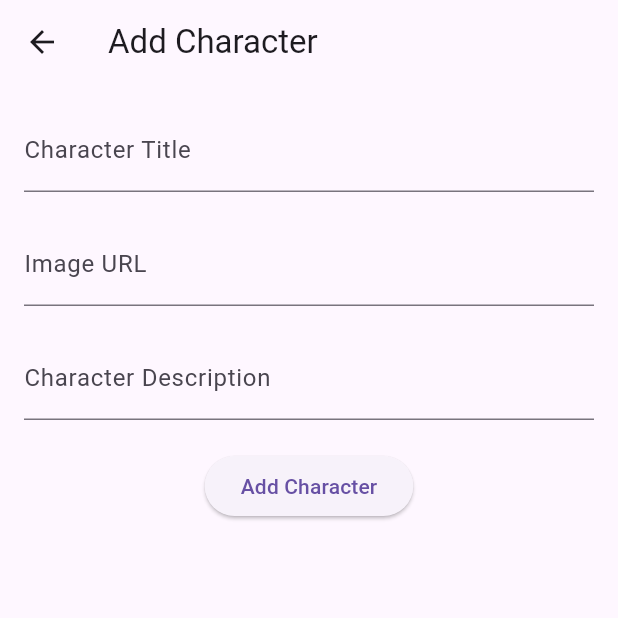
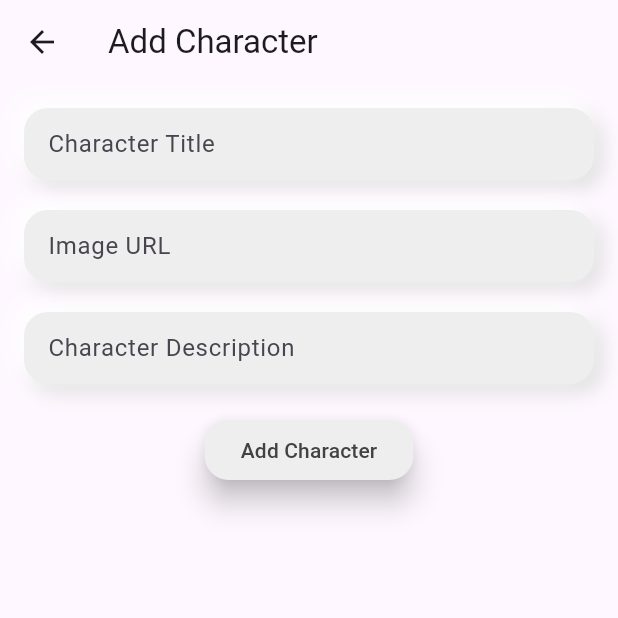
Before and after one commit to arrrtem22/character_viewer, a Flutter app: the AddCharacterPage screen opened directly, on a phone screen of 412 x 824 dp, the top half of it. Run offline on Flutter 3.47's test engine with Material 3 defaults, Android fonts, the phone set to English and light mode, and no system bars; our stand-ins replace cached_network_image, device_info_plus, dio, flutter_bloc, flutter_secure_storage, freezed_annotation and 10 more; missing offline and left inert: adaptive_layout, android_id, worker_manager; accounts and stored records are empty; generated files the repository leaves out were written again; statements that could not run were skipped.

Commit message:
recreated add_character using mason

```diff
--- a/lib/feature/add_character/add_character_page.dart
+++ b/lib/feature/add_character/add_character_page.dart
@@ -1,48 +1,41 @@
-import 'package:character_viewer/common/network/api/characters_api.dart';
-import 'package:character_viewer/common/network/dto/character.dart';
-import 'package:character_viewer/common/service/character_service.dart';
-import 'package:character_viewer/feature/add_character/cubit/add_character_cubit.dart';
-import 'package:character_viewer/feature/add_character/cubit/add_character_state.dart';
-import 'package:dio/dio.dart';
+import 'package:character_viewer/common/common.dart';
 import 'package:flutter/material.dart';
 import 'package:flutter_bloc/flutter_bloc.dart';
+
+import 'cubit/add_character_cubit.dart';
 
 class AddCharacterPage extends StatelessWidget {
   const AddCharacterPage({Key? key}) : super(key: key);
 
   @override
   Widget build(BuildContext context) {
-    return Scaffold(
-      appBar: AppBar(
-        title: const Text('Add Character'),
-      ),
-      body: BlocProvider(
-        create: (context) => CharacterCubit(
-          charactersService: CharactersService(
-            charactersApi: CharactersApi(Dio()),
-          ),
+    return BlocProvider(
+      create: (context) => getIt<AddCharacterCubit>(),
+      child: Scaffold(
+        appBar: AppBar(
+          title: const Text('Add Character'),
         ),
-        child: AddCharacterForm(),
+        body: _AddCharacterView(),
       ),
     );
   }
 }
 
-class AddCharacterForm extends StatelessWidget {
+class _AddCharacterView extends StatelessWidget {
   final TextEditingController titleController = TextEditingController();
   final TextEditingController imageUrlController = TextEditingController();
   final TextEditingController descriptionController = TextEditingController();
 
-  AddCharacterForm({Key? key}) : super(key: key);
+  _AddCharacterView({Key? key}) : super(key: key);
 
   @override
   Widget build(BuildContext context) {
-    return BlocConsumer<CharacterCubit, CharacterState>(
+    return BlocConsumer<AddCharacterCubit, AddCharacterState>(
       listener: (context, state) {
-        if (state is CharacterAddedSuccess) {
+        if (state is AddCharacterStateSuccess) {
           ScaffoldMessenger.of(context).showSnackBar(
             SnackBar(
-              content: Text('Character added: ${state.character.title}'),
+              content: Text('Character added: ${state.newCharacter.title}'),
               backgroundColor: Colors.green,
             ),
           );
@@ -56,12 +49,12 @@ class AddCharacterForm extends StatelessWidget {
     );
   }
 
-  Widget _buildUI(BuildContext context, CharacterState state) {
-    if (state is CharacterInitial) {
+  Widget _buildUI(BuildContext context, AddCharacterState state) {
+    if (state is AddCharacterStateInitial) {
       return _buildInitialUI(context);
-    } else if (state is CharacterAddedSuccess) {
-      return _buildSuccessUI(context, state.character);
-    } else if (state is CharacterAddingError) {
+    } else if (state is AddCharacterStateSuccess) {
+      return _buildSuccessUI(context, state.newCharacter);
+    } else if (state is AddCharacterStateFailure) {
       return _buildErrorUI(context, state.error);
     } else {
       return const Center(
@@ -76,20 +69,13 @@ class AddCharacterForm extends StatelessWidget {
       child: Column(
         crossAxisAlignment: CrossAxisAlignment.center,
         children: [
-          TextField(
-            controller: titleController,
-            decoration: const InputDecoration(labelText: 'Character Title'),
-          ),
+          _buildNeumorphicTextField(titleController, 'Character Title'),
           const SizedBox(height: 20),
-          TextField(
-            controller: imageUrlController,
-            decoration: const InputDecoration(labelText: 'Image URL'),
-          ),
+          _buildNeumorphicTextField(imageUrlController, 'Image URL'),
           const SizedBox(height: 20),
-          TextField(
-            controller: descriptionController,
-            decoration:
-                const InputDecoration(labelText: 'Character Description'),
+          _buildNeumorphicTextField(
+            descriptionController,
+            'Character Description',
           ),
           const SizedBox(height: 20),
           ElevatedButton(
@@ -101,7 +87,7 @@ class AddCharacterForm extends StatelessWidget {
               if (title.isNotEmpty &&
                   imageUrl.isNotEmpty &&
                   description.isNotEmpty) {
-                context.read<CharacterCubit>().addCharacter(
+                context.read<AddCharacterCubit>().addCharacter(
                       title: title,
                       imageUrl: imageUrl,
                       description: description,
@@ -115,9 +101,50 @@ class AddCharacterForm extends StatelessWidget {
                 );
               }
             },
+            style: ElevatedButton.styleFrom(
+              primary: Colors.grey[200], // фон кнопки
+              onPrimary: Colors.grey[800], // цвет текста кнопки
+              elevation: 8,
+              shape: RoundedRectangleBorder(
+                borderRadius: BorderRadius.circular(16),
+              ),
+            ),
             child: const Text('Add Character'),
           ),
         ],
+      ),
+    );
+  }
+
+  Widget _buildNeumorphicTextField(
+      TextEditingController controller, String labelText) {
+    return Container(
+      decoration: BoxDecoration(
+        color: Colors.grey[200], // Цвет фона текстового поля
+        borderRadius:
+            BorderRadius.circular(16), // Скругление углов текстового поля
+        boxShadow: [
+          BoxShadow(
+            color: Colors.grey[300]!, // Цвет тени
+            offset: Offset(5, 5), // Смещение тени по X и Y
+            blurRadius: 10, // Радиус размытия тени
+            spreadRadius: 1, // Размах тени
+          ),
+          BoxShadow(
+            color: Colors.white, // Цвет второй тени (белая)
+            offset: Offset(-5, -5), // Смещение второй тени по X и Y
+            blurRadius: 10, // Радиус размытия второй тени
+            spreadRadius: 1, // Размах второй тени
+          ),
+        ],
+      ),
+      child: TextField(
+        controller: controller,
+        decoration: InputDecoration(
+          labelText: labelText,
+          contentPadding: const EdgeInsets.symmetric(horizontal: 16),
+          border: InputBorder.none, // Убираем границы текстового поля
+        ),
       ),
     );
   }
@@ -165,7 +192,7 @@ class AddCharacterForm extends StatelessWidget {
           ElevatedButton(
             onPressed: () {
               context
-                  .read<CharacterCubit>()
+                  .read<AddCharacterCubit>()
                   .addCharacter(title: '', imageUrl: '', description: '');
             },
             child: const Text('Repeat'),
--- a/lib/feature/add_character/cubit/add_character_cubit.dart
+++ b/lib/feature/add_character/cubit/add_character_cubit.dart
@@ -1,15 +1,18 @@
 import 'package:character_viewer/common/network/dto/character.dart';
 import 'package:character_viewer/common/service/character_service.dart';
-import 'package:character_viewer/feature/add_character/cubit/add_character_state.dart';
 import 'package:flutter_bloc/flutter_bloc.dart';
+import 'package:freezed_annotation/freezed_annotation.dart';
+import 'package:injectable/injectable.dart';
 
-class CharacterCubit extends Cubit<CharacterState> {
+part 'add_character_cubit.freezed.dart';
+part 'add_character_state.dart';
+
+@injectable
+class AddCharacterCubit extends Cubit<AddCharacterState> {
   final CharactersService _charactersService;
 
-  CharacterCubit({
-    required CharactersService charactersService,
-  })  : _charactersService = charactersService,
-        super(CharacterInitial());
+  AddCharacterCubit(this._charactersService)
+      : super(const AddCharacterState.initial());
 
   void addCharacter({
     required String title,
@@ -24,10 +27,10 @@ class CharacterCubit extends Cubit<CharacterState> {
       );
 
       _charactersService.addCharacter(newCharacter);
-      emit(CharacterAddedSuccess(newCharacter));
+      emit(AddCharacterStateSuccess(newCharacter));
     } catch (e) {
-      emit(CharacterAddingError(
-          'Something happened during loading the character: $e'));
+      emit(const AddCharacterStateFailure(
+          error: 'Something happened during loading the character'));
     }
   }
 }
--- a/lib/feature/add_character/cubit/add_character_state.dart
+++ b/lib/feature/add_character/cubit/add_character_state.dart
@@ -1,15 +1,12 @@
-import 'package:character_viewer/common/network/dto/character.dart';
+part of 'add_character_cubit.dart';
 
-abstract class CharacterState {}
-
-class CharacterInitial extends CharacterState {}
-
-class CharacterAddedSuccess extends CharacterState {
-  final Character character;
-  CharacterAddedSuccess(this.character);
+@freezed
+class AddCharacterState with _$AddCharacterState {
+  const factory AddCharacterState.initial() = AddCharacterStateInitial;
+  const factory AddCharacterState.loading(Character newCharacter) =
+      AddCharacterStateLoading;
+  const factory AddCharacterState.success(Character newCharacter) =
+      AddCharacterStateSuccess;
+  const factory AddCharacterState.failure({required String error}) =
+      AddCharacterStateFailure;
 }
-
-class CharacterAddingError extends CharacterState {
-  final String error;
-  CharacterAddingError(this.error);
-}
```
Also changed, not shown: lib/common/injection/dependencies.config.dart.
